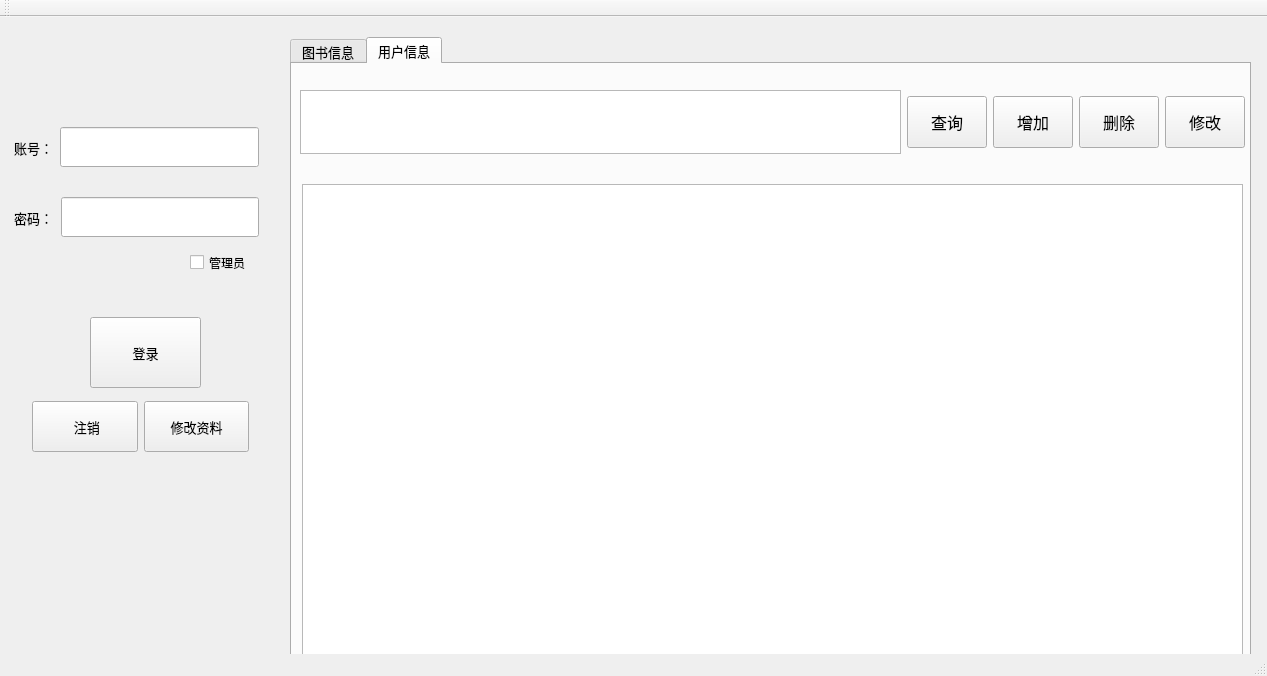
Qt form mainwindow.ui (channile/LibrarySystem) before a commit.
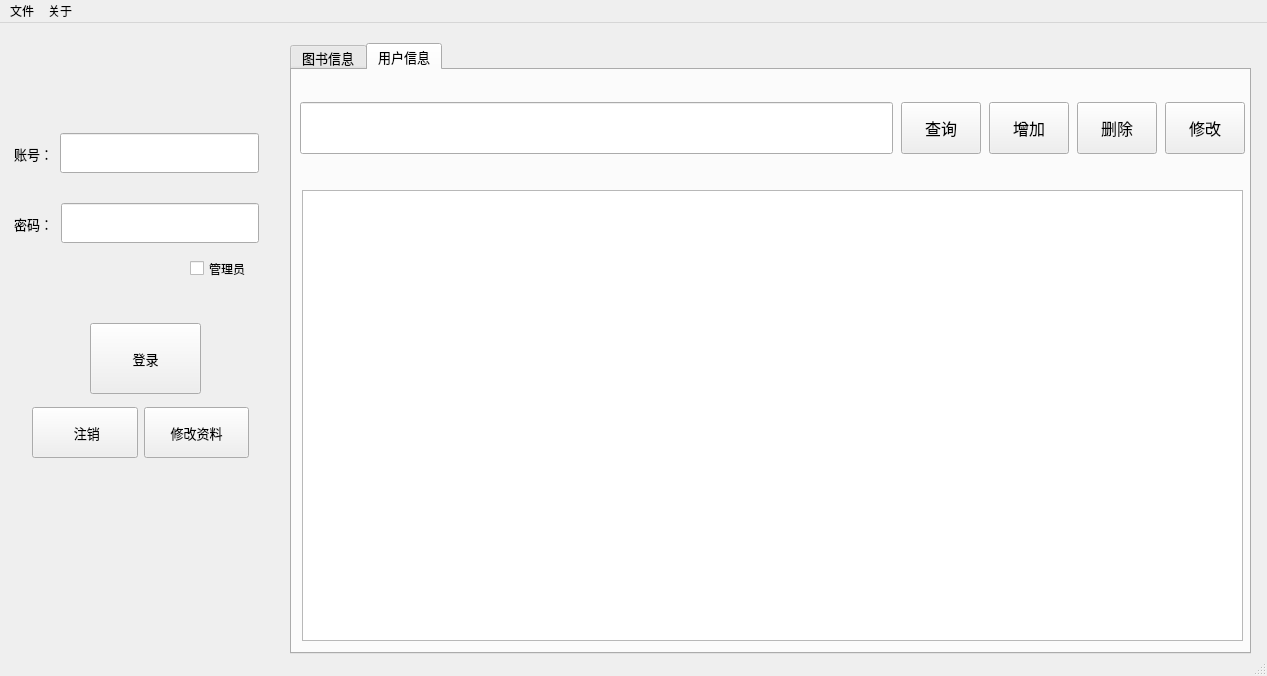
The same form after that commit. The open tabs and pages were chosen to show the change.

Commit message: 优化用户逻辑，新增管理员对用户的模糊查找 新增工具栏

```diff
--- a/mainwindow.ui
+++ b/mainwindow.ui
@@ -51,7 +51,7 @@
       <x>290</x>
       <y>20</y>
       <width>961</width>
-      <height>631</height>
+      <height>611</height>
      </rect>
     </property>
     <property name="font">
@@ -256,7 +256,7 @@
         <x>10</x>
         <y>120</y>
         <width>941</width>
-        <height>471</height>
+        <height>451</height>
        </rect>
       </property>
      </widget>
@@ -270,8 +270,11 @@
        </rect>
       </property>
       <layout class="QHBoxLayout" name="horizontalLayout_4">
+       <property name="spacing">
+        <number>8</number>
+       </property>
        <property name="sizeConstraint">
-        <enum>QLayout::SetMinAndMaxSize</enum>
+        <enum>QLayout::SetMinimumSize</enum>
        </property>
        <property name="leftMargin">
         <number>8</number>
@@ -286,11 +289,11 @@
         <number>16</number>
        </property>
        <item>
-        <widget class="QPlainTextEdit" name="plainTextEdit_2">
+        <widget class="QLineEdit" name="lineEdit">
          <property name="minimumSize">
           <size>
-           <width>88</width>
-           <height>32</height>
+           <width>192</width>
+           <height>52</height>
           </size>
          </property>
         </widget>
@@ -576,16 +579,27 @@
    <zorder>horizontalLayoutWidget_5</zorder>
   </widget>
   <widget class="QStatusBar" name="statusbar"/>
-  <widget class="QToolBar" name="toolBar">
-   <property name="windowTitle">
-    <string>toolBar</string>
+  <widget class="QMenuBar" name="menuBar">
+   <property name="geometry">
+    <rect>
+     <x>0</x>
+     <y>0</y>
+     <width>1267</width>
+     <height>21</height>
+    </rect>
    </property>
-   <attribute name="toolBarArea">
-    <enum>TopToolBarArea</enum>
-   </attribute>
-   <attribute name="toolBarBreak">
-    <bool>false</bool>
-   </attribute>
+   <widget class="QMenu" name="menu">
+    <property name="title">
+     <string>文件</string>
+    </property>
+   </widget>
+   <widget class="QMenu" name="menu_2">
+    <property name="title">
+     <string>关于</string>
+    </property>
+   </widget>
+   <addaction name="menu"/>
+   <addaction name="menu_2"/>
   </widget>
  </widget>
  <resources/>
```
Left out of the diff: 6 changed lines with no effect on the pictures. The commit also changes 2 other files.
